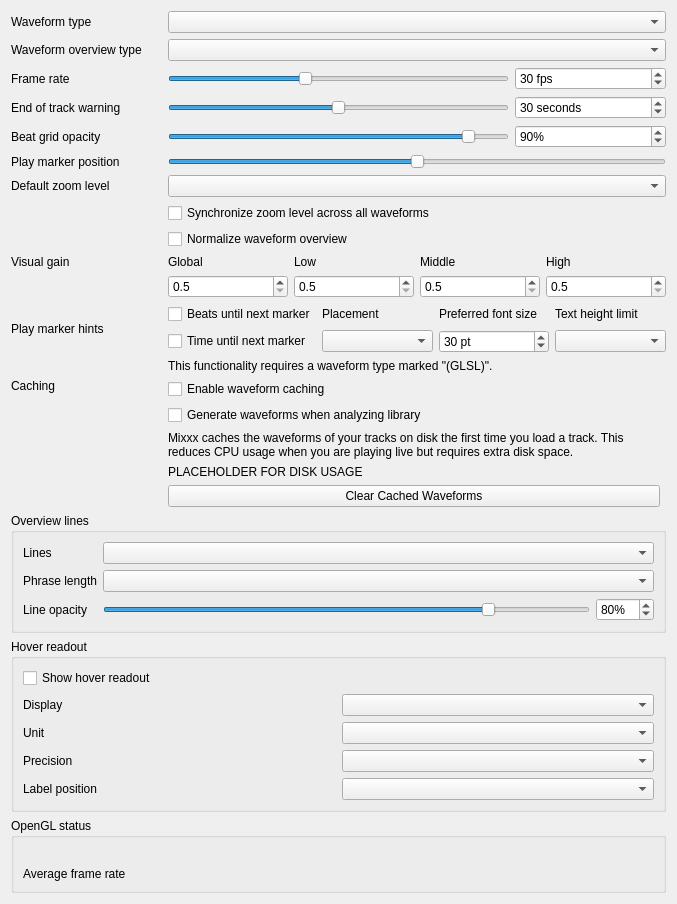
Old version of the form src/preferences/dialog/dlgprefwaveformdlg.ui in the repository jakkarudev/djnote_mixxx.
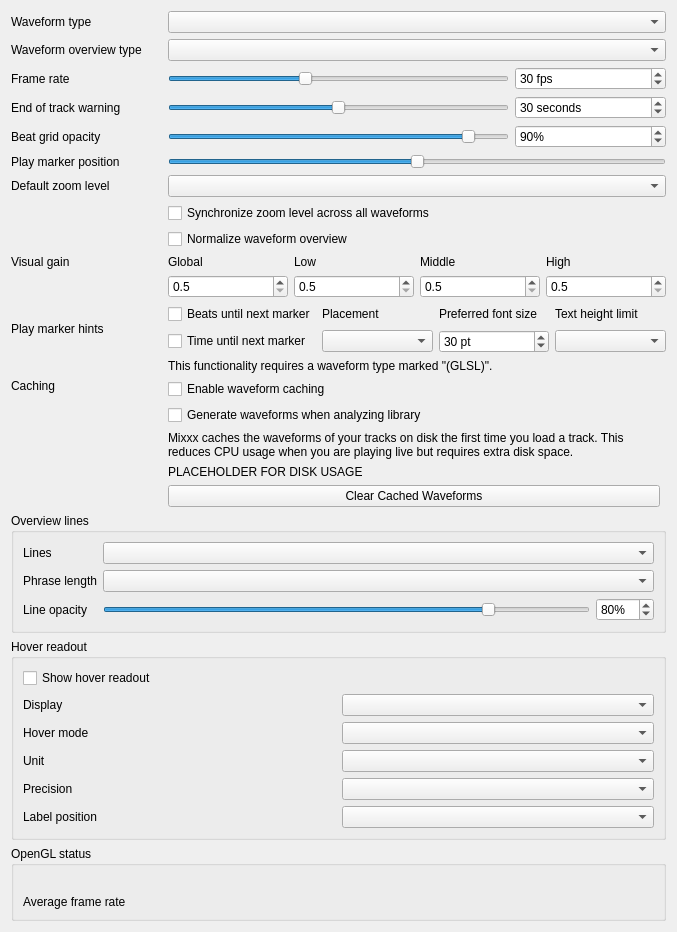
New version of the form.

Commit message:
Add Hover mode: separate hover line from the time ruler
Extend time ruler (default) keeps the current behavior. Separate hover line
hides the hover line and beat label while the time ruler is active, so the
ruler has no beat label. Setting overviewHoverMode lives in the Hover readout
group of Preferences -> Waveforms and resets to defaults.

What changed in the file:
```diff
--- a/src/preferences/dialog/dlgprefwaveformdlg.ui
+++ b/src/preferences/dialog/dlgprefwaveformdlg.ui
@@ -727,41 +727,55 @@
          </widget>
         </item>
         <item row="2" column="0">
+         <widget class="QLabel" name="hoverModeLabel">
+          <property name="text">
+           <string>Hover mode</string>
+          </property>
+         </widget>
+        </item>
+        <item row="2" column="1">
+         <widget class="QComboBox" name="hoverModeComboBox">
+          <property name="toolTip">
+           <string>Extend time ruler: the time ruler shows the beat distance too. Separate hover line: the hover line and beat distance are hidden while the time ruler is active, and the time ruler has no beat distance.</string>
+          </property>
+         </widget>
+        </item>
+        <item row="3" column="0">
          <widget class="QLabel" name="hoverUnitLabel">
           <property name="text">
            <string>Unit</string>
           </property>
          </widget>
         </item>
-        <item row="2" column="1">
+        <item row="3" column="1">
          <widget class="QComboBox" name="hoverUnitComboBox">
           <property name="toolTip">
            <string>Unit of the beat distance shown on the overview while seeking.</string>
           </property>
          </widget>
         </item>
-        <item row="3" column="0">
+        <item row="4" column="0">
          <widget class="QLabel" name="hoverPrecisionLabel">
           <property name="text">
            <string>Precision</string>
           </property>
          </widget>
         </item>
-        <item row="3" column="1">
+        <item row="4" column="1">
          <widget class="QComboBox" name="hoverPrecisionComboBox">
           <property name="toolTip">
            <string>Whole rounds to the nearest unit. Fractional shows 2 decimals for bars and 1 for beats.</string>
           </property>
          </widget>
         </item>
-        <item row="4" column="0">
+        <item row="5" column="0">
          <widget class="QLabel" name="hoverLabelPositionLabel">
           <property name="text">
            <string>Label position</string>
           </property>
          </widget>
         </item>
-        <item row="4" column="1">
+        <item row="5" column="1">
          <widget class="QComboBox" name="hoverLabelPositionComboBox">
           <property name="toolTip">
            <string>Auto places the label right of the line, and left of it once the pointer passes three quarters of the overview.</string>
```
The commit also changes 5 other files.
